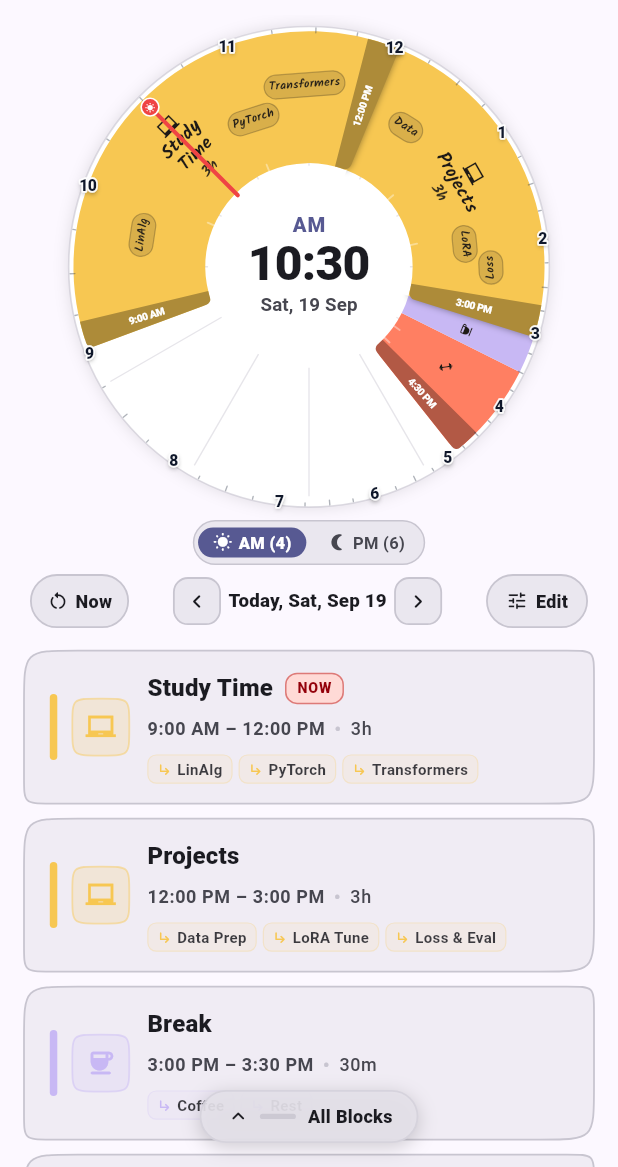
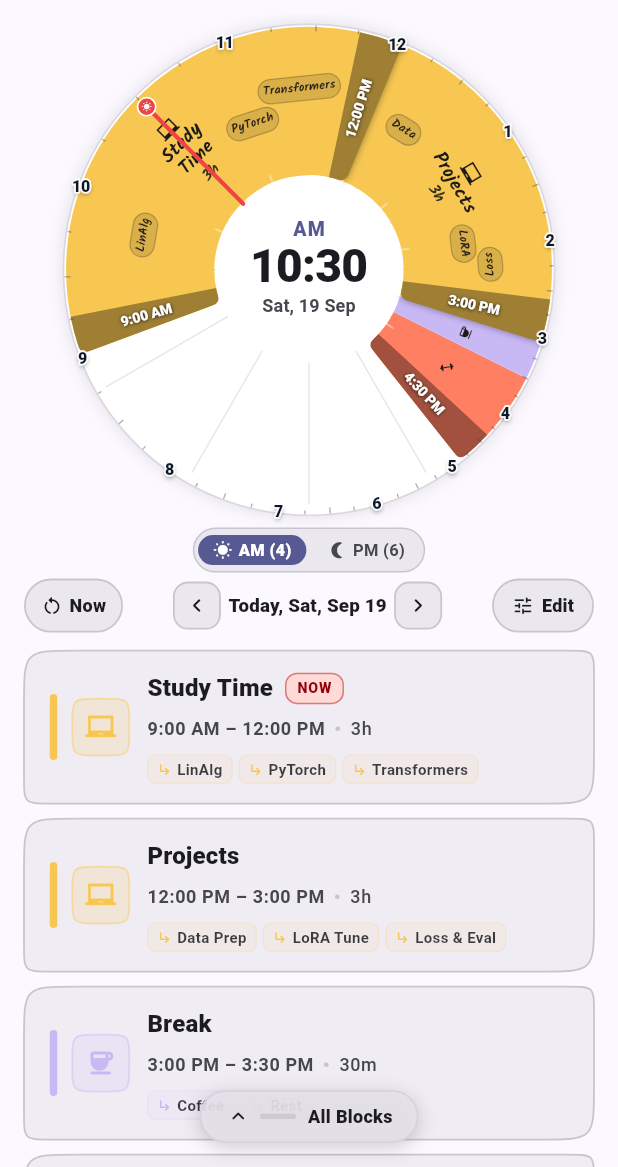
Before and after one commit to prasadsince1999/Radian, a Flutter app: the screen it shows after launch, after a tap on "Skip", on a phone screen of 412 x 824 dp, the part 69-1236 px from its top. Run offline on Flutter 3.47's test engine with Material 3 defaults, Android fonts, the phone set to English and light mode, and no system bars; our stand-ins replace flutter_riverpod, qr_flutter, shared_preferences, shelf; missing offline and left inert: mobile_scanner, shelf_cors_headers, shelf_router; network calls fail; statements that could not run were skipped.

Commit message:
fix(dial): maximize clock diameter to fill space, enlarge cap times, position grab handles on outer rim & remove center cross button collision

```diff
--- a/lib/core/constants/app_layout_constants.dart
+++ b/lib/core/constants/app_layout_constants.dart
@@ -24,9 +24,9 @@ abstract final class AppLayoutConstants {
   // --- Dial Geometry ---
   static const int scallopLobes = 12;
   static const double scallopAmp = 0.0;
-  static const double innerRadiusRatio = 0.42;
-  static const double routineTrackInnerOffset = 2.0;
-  static const double routineTrackOuterMargin = 3.5;
+  static const double innerRadiusRatio = 0.38;
+  static const double routineTrackInnerOffset = 1.0;
+  static const double routineTrackOuterMargin = 1.8;
   static const double dialSizeHeadroom = 36.0;
 
   // --- Standard Component Sizes ---
@@ -39,10 +39,10 @@ abstract final class AppLayoutConstants {
   static const int maxDialVisibleBlocks = 10;
   static const int maxBlocks12H = 12;
   static const int maxBlocks24H = 18;
-  static const double standardCapSpanDeg24H = 5.6;
-  static const double standardCapSpanDeg12H = 6.8;
-  static const double minSweepForCaps24H = 8.0;
-  static const double minSweepForCaps12H = 12.0;
+  static const double standardCapSpanDeg24H = 7.2;
+  static const double standardCapSpanDeg12H = 9.2;
+  static const double minSweepForCaps24H = 10.0;
+  static const double minSweepForCaps12H = 14.0;
 
   // --- Content-Aware Natural Block Stretch Constants ---
   /// Minimum sweep angle in 24H mode so caps + icon + title keyword + duration fit with zero overlap.
--- a/lib/presentation/screens/home_screen.dart
+++ b/lib/presentation/screens/home_screen.dart
@@ -867,7 +867,10 @@ class _HomeScreenState extends ConsumerState<HomeScreen>
               animation: _expansionAnimation,
               child: const RepaintBoundary(
                 child: Padding(
-                  padding: EdgeInsets.fromLTRB(8.0, 4.0, 8.0, 2.0),
+                  padding: EdgeInsets.symmetric(
+                    horizontal: 4.0,
+                    vertical: 1.0,
+                  ),
                   child: SectographDial(),
                 ),
               ),
--- a/lib/presentation/widgets/dial/center_summary.dart
+++ b/lib/presentation/widgets/dial/center_summary.dart
@@ -6,7 +6,6 @@ import '../../../core/utils/time_formatters.dart';
 import '../../../domain/models/dial_settings.dart';
 import '../../../domain/models/sector_event.dart';
 import '../../controllers/clock_controller.dart';
-import '../common/bouncy_pressable.dart';
 
 class CenterSummary extends ConsumerWidget {
   final DateTime currentTime;
@@ -132,27 +131,6 @@ class CenterSummary extends ConsumerWidget {
                   fontFeatures: const [FontFeature.tabularFigures()],
                 ),
               ),
-              const SizedBox(height: 4),
-              BouncyPressable(
-                scaleDownFactor: 0.85,
-                onTap: onDismissSelected,
-                child: Container(
-                  padding: const EdgeInsets.all(4),
-                  decoration: BoxDecoration(
-                    color: colorScheme.surfaceContainerHigh,
-                    shape: BoxShape.circle,
-                    border: Border.all(
-                      color: colorScheme.outlineVariant,
-                      width: 1.2,
-                    ),
-                  ),
-                  child: Icon(
-                    Icons.close_rounded,
-                    size: 14,
-                    color: colorScheme.onSurfaceVariant,
-                  ),
-                ),
-              ),
             ],
           ),
         ),
--- a/lib/presentation/widgets/dial/components/sector_pill_renderer.dart
+++ b/lib/presentation/widgets/dial/components/sector_pill_renderer.dart
@@ -196,7 +196,7 @@ class SectorPillRenderer {
     }
 
     // 2. Solid darker badge color on cap highlighting the boundary time (pure solid, zero inner blur!)
-    final badgeColor = Color.lerp(eventColor, Colors.black, 0.30)!;
+    final badgeColor = Color.lerp(eventColor, Colors.black, 0.36)!;
     canvas.drawPath(
       capPath,
       Paint()
@@ -217,15 +217,22 @@ class SectorPillRenderer {
       center.dy + midR * math.sin(midRad),
     );
 
-    final fontSize = is24HourMode ? 6.8 : 7.4;
+    final fontSize = is24HourMode ? 8.6 : 10.0;
     final textPainter = TextPainter(
       text: TextSpan(
         text: timeStr,
         style: TextStyle(
           fontSize: fontSize,
-          fontWeight: FontWeight.w800,
+          fontWeight: FontWeight.w900,
           color: const Color(0xFFFFFFFF),
-          letterSpacing: -0.2,
+          letterSpacing: -0.1,
+          shadows: const [
+            Shadow(
+              color: Colors.black87,
+              blurRadius: 2.5,
+              offset: Offset(0, 0.5),
+            ),
+          ],
           fontFeatures: const [FontFeature.tabularFigures()],
         ),
       ),
@@ -235,15 +242,15 @@ class SectorPillRenderer {
 
     // Ensure text fits strictly inside cap arc and radial clearance
     final availableArcAtMidR = midR * (sweepDeg * math.pi / 180.0);
-    final availableRadial = (rOut - rIn) - 14.0;
+    final availableRadial = (rOut - rIn) - 6.0;
     var scale = 1.0;
-    if (textPainter.height > availableArcAtMidR * 0.88) {
-      scale = math.min(scale, (availableArcAtMidR * 0.88) / textPainter.height);
+    if (textPainter.height > availableArcAtMidR * 0.94) {
+      scale = math.min(scale, (availableArcAtMidR * 0.94) / textPainter.height);
     }
     if (textPainter.width > availableRadial) {
       scale = math.min(scale, availableRadial / textPainter.width);
     }
-    scale = scale.clamp(0.65, 1.0);
+    scale = scale.clamp(0.75, 1.0);
 
     canvas.save();
     canvas.clipPath(capPath);
--- a/lib/presentation/widgets/dial/sectograph_dial.dart
+++ b/lib/presentation/widgets/dial/sectograph_dial.dart
@@ -75,18 +75,19 @@ class SectographDial extends ConsumerWidget {
         final fallbackDimension = hasFiniteWidth
             ? constraints.maxWidth
             : (hasFiniteHeight ? constraints.maxHeight : 320.0);
+        final footerHeight =
+            (settings.is24HourMode ? 0.0 : 34.0) +
+            (relativeLabel != null ? 22.0 : 0.0) +
+            44.0;
         final availableDialHeight = hasFiniteHeight
-            ? math.max(
-                100.0,
-                constraints.maxHeight - AppLayoutConstants.dialSizeHeadroom,
-              )
+            ? math.max(100.0, constraints.maxHeight - footerHeight)
             : fallbackDimension;
         final availableDialWidth = hasFiniteWidth
             ? constraints.maxWidth
             : availableDialHeight;
         final dialSize = math.min(availableDialWidth, availableDialHeight);
         final center = Offset(dialSize / 2, dialSize / 2);
-        final maxRadius = dialSize / 2 * 0.985;
+        final maxRadius = dialSize / 2 * 0.995;
         const scallopAmp = AppLayoutConstants.scallopAmp;
         final baseRadius = maxRadius - scallopAmp;
         final innerRadius = baseRadius * AppLayoutConstants.innerRadiusRatio;
@@ -883,10 +884,10 @@ class SectographDial extends ConsumerWidget {
               ),
             ],
             if (!settings.is24HourMode) ...[
-              const SizedBox(height: 5),
+              const SizedBox(height: 3),
               _Dial12HourSegmentPill(viewingDay: viewingDay),
             ],
-            const SizedBox(height: 6),
+            const SizedBox(height: 4),
             // Dedicated Connected Footer Control Bar (media_1788806983137.png)
             _DialFooterControlBar(
               settings: settings,
@@ -895,7 +896,7 @@ class SectographDial extends ConsumerWidget {
               currentTime: currentTime,
               isNotNow: isNotNow,
             ),
-            const SizedBox(height: 4),
+            const SizedBox(height: 2),
           ],
         );
       },
@@ -1081,6 +1082,7 @@ class _DialFooterControlBar extends ConsumerWidget {
             BouncyPressable.standard(
               onTap: () {
                 if (isDialEditing) {
+                  ref.read(selectedEventProvider.notifier).state = null;
                   final wasModified = ref.read(
                     hasModifiedDialPositionsProvider,
                   );
@@ -1114,6 +1116,7 @@ class _DialFooterControlBar extends ConsumerWidget {
                     );
                   }
                 } else {
+                  ref.read(selectedEventProvider.notifier).state = null;
                   ref.read(isDialEditingProvider.notifier).state = true;
                   ref.read(hasModifiedDialPositionsProvider.notifier).state =
                       false;
--- a/lib/presentation/widgets/dial/sectograph_painter.dart
+++ b/lib/presentation/widgets/dial/sectograph_painter.dart
@@ -590,15 +590,15 @@ class SectographPainter extends CustomPainter {
           ..strokeWidth = l.isSelected ? 2.4 : 1.2;
         canvas.drawPath(l.pillPath, outlinePaint);
 
-        // Tactile grab handles at start and end cap boundaries
-        final midR = (l.rIn + l.rOut) / 2.0;
+        // Tactile grab handles at outer boundary corners (never overlaps internal time badges!)
+        final handleR = l.rOut;
 
         // 1. Start grab handle
         final startAngle = l.startDeg;
         final startRad = SectorMath.dialAngleToCanvasRadians(startAngle);
         final startPos = Offset(
-          center.dx + midR * math.cos(startRad),
-          center.dy + midR * math.sin(startRad),
+          center.dx + handleR * math.cos(startRad),
+          center.dy + handleR * math.sin(startRad),
         );
         final isDraggingStart =
             activeDraggingCap != null &&
@@ -615,8 +615,8 @@ class SectographPainter extends CustomPainter {
         final endAngle = l.startDeg + l.sweepDeg;
         final endRad = SectorMath.dialAngleToCanvasRadians(endAngle);
         final endPos = Offset(
-          center.dx + midR * math.cos(endRad),
-          center.dy + midR * math.sin(endRad),
+          center.dx + handleR * math.cos(endRad),
+          center.dy + handleR * math.sin(endRad),
         );
         final isDraggingEnd =
             activeDraggingCap != null &&
```
